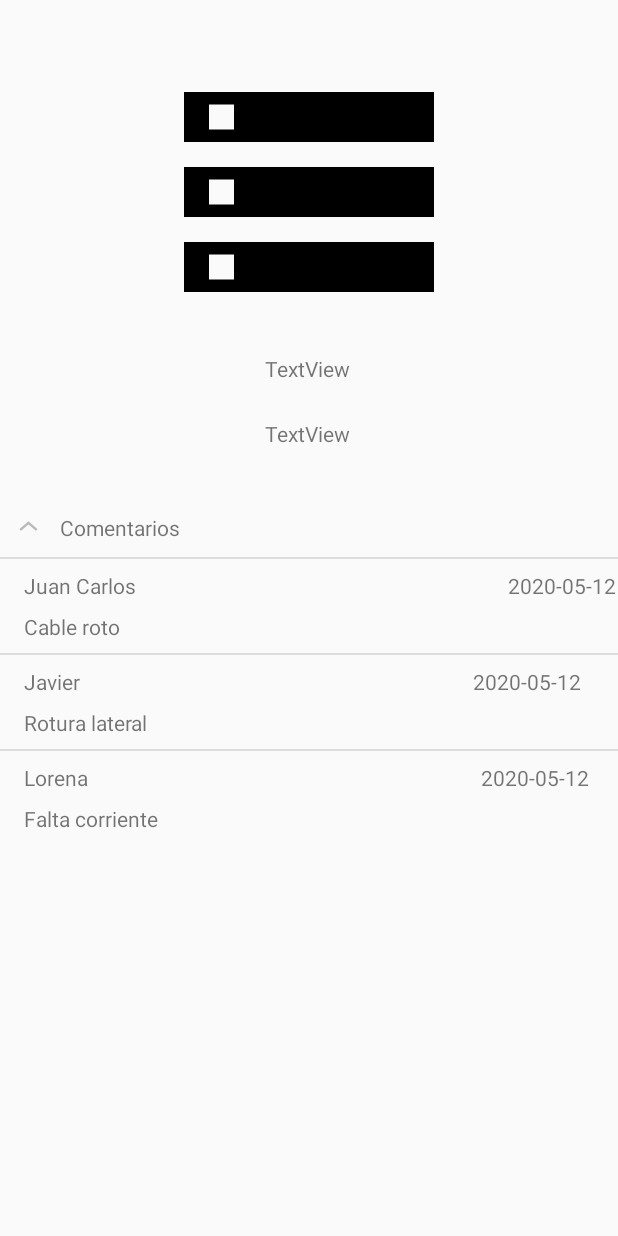
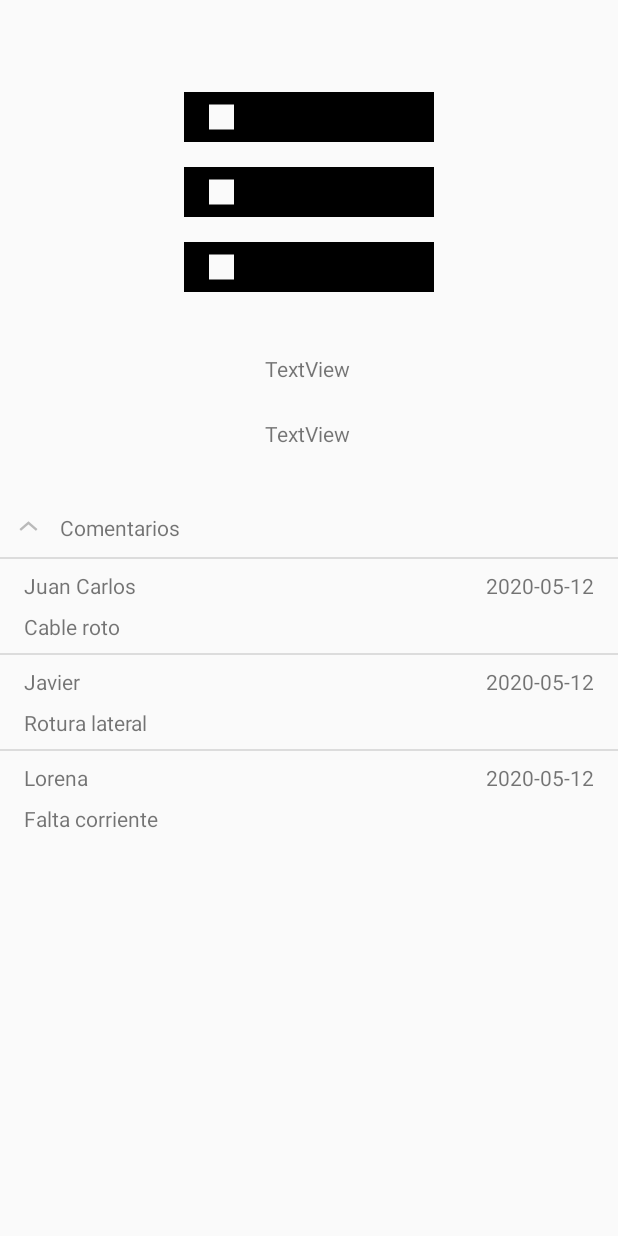
Before and after one commit to jcarlosalarconp/SLF-MANAGEMENT, an Android app: the MaterialActivity screen opened directly, with no data from a screen before it, after a tap on "Comentarios", on a phone screen of 412 x 824 dp. Run offline under Robolectric (Android 15) with nearby library versions, the phone set to English and light mode, and no system bars.

Commit message:
Arreglo diseño comentario - Fixed comentario desing

```diff
--- a/admin/app/src/main/res/layout/item_evento.xml
+++ b/admin/app/src/main/res/layout/item_evento.xml
@@ -46,6 +46,7 @@
         android:layout_marginTop="8dp"
         android:layout_marginEnd="16dp"
         android:text="TextView"
+        android:textAlignment="textEnd"
         app:layout_constraintEnd_toEndOf="parent"
         app:layout_constraintTop_toTopOf="parent" />
 </androidx.constraintlayout.widget.ConstraintLayout>
--- a/admin/app/src/main/res/layout/layout_child.xml
+++ b/admin/app/src/main/res/layout/layout_child.xml
@@ -32,11 +32,13 @@
         android:id="@+id/fecha"
         android:layout_width="wrap_content"
         android:layout_height="wrap_content"
-        android:layout_marginStart="262dp"
+        android:layout_marginStart="300dp"
         android:layout_marginTop="8dp"
         android:layout_marginEnd="16dp"
         android:text="TextView"
+        android:textAlignment="textEnd"
         app:layout_constraintEnd_toEndOf="parent"
+        app:layout_constraintHorizontal_bias="1.0"
         app:layout_constraintStart_toEndOf="@+id/nombreComentario"
         app:layout_constraintTop_toTopOf="parent" />
 </androidx.constraintlayout.widget.ConstraintLayout>
```
Also changed, not shown: 1 other file.
